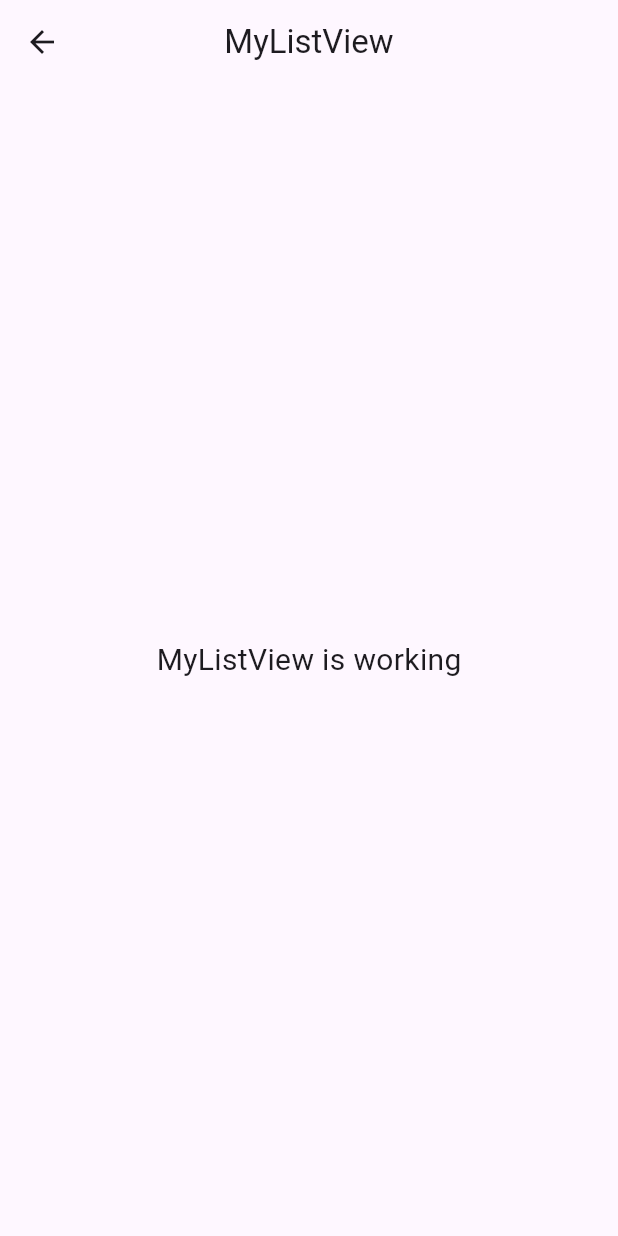
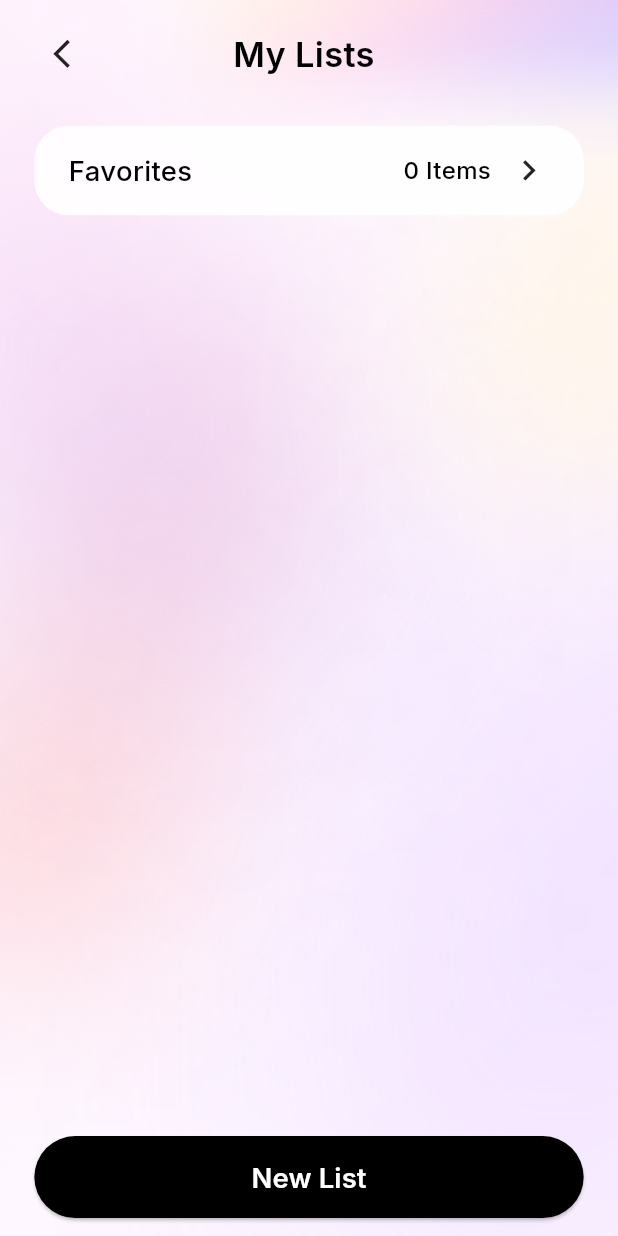
Before and after one commit to harshitsagar/affirmations_app, a Flutter app: the MyListView screen opened by its route, on a phone screen of 412 x 824 dp. Run offline on Flutter 3.47's test engine with Material 3 defaults, Android fonts, the phone set to English and light mode, and no system bars; our stand-ins replace flutter_screenutil, flutter_svg, get, get_storage, google_fonts, shared_preferences; accounts and stored records are empty.

Commit message:
created my list UI and added functionality like user can add their own custom list

```diff
--- a/lib/app/modules/screens/user/my_List/myList/controllers/my_list_controller.dart
+++ b/lib/app/modules/screens/user/my_List/myList/controllers/my_list_controller.dart
@@ -1,23 +1,149 @@
+import 'package:affirmations_app/app/routes/app_pages.dart';
 import 'package:get/get.dart';
+import 'package:get_storage/get_storage.dart';
+import 'package:affirmations_app/app/modules/screens/user/home/controllers/home_controller.dart';
 
 class MyListController extends GetxController {
-  //TODO: Implement MyListController
+  final lists = <String>['Favorites'].obs;
+  final selectedList = RxString('Favorites');
+  final favoriteAffirmations = <String>[].obs;
+  final customListsAffirmations = <String, List<String>>{}.obs;
+  final _storage = GetStorage();
 
-  final count = 0.obs;
   @override
   void onInit() {
     super.onInit();
+    _initializeData();
   }
 
   @override
   void onReady() {
     super.onReady();
+    _syncFavorites();
+  }
+
+
+  void _initializeData() {
+    // Load custom lists from storage
+    final savedLists = _storage.read<List>('customLists');
+    if (savedLists != null) {
+      lists.addAll(savedLists.whereType<String>().where((list) => list != 'Favorites' && !lists.contains(list)));
+    }
+
+    // Load custom lists affirmations data
+    final savedCustomListsData = _storage.read<Map>('customListsData');
+    if (savedCustomListsData != null) {
+      customListsAffirmations.assignAll(
+          Map<String, List<String>>.from(
+            savedCustomListsData.map(
+                  (key, value) => MapEntry(key as String, List<String>.from(value)),
+            ),)
+          );
+      }
+
+          // Initialize favorites from HomeController
+          _syncFavorites();
+
+      // Set up auto-saving
+      ever(lists, (List<String> newLists) {
+        _storage.write('customLists', newLists.where((list) => list != 'Favorites').toList());
+      });
+
+      ever(customListsAffirmations, (Map<String, List<String>> newData) {
+        _storage.write('customListsData', newData);
+      });
+    }
+
+  void _syncFavorites() {
+    favoriteAffirmations.assignAll(Get.find<HomeController>().favoriteAffirmations);
+
+    ever(Get.find<HomeController>().favoriteAffirmations, (List<String> newFavorites) {
+      favoriteAffirmations.assignAll(newFavorites);
+      update();
+    });
+  }
+
+  void addNewList(String listName) {
+    if (listName.isNotEmpty && !lists.contains(listName)) {
+      lists.add(listName);
+      customListsAffirmations[listName] = [];
+      selectedList.value = listName;
+    }
+  }
+
+  void updateFavorites(List<String> favorites) {
+    favoriteAffirmations.assignAll(favorites);
+    update();
+  }
+
+  int getItemCount(String listName) {
+    if (listName == 'Favorites') {
+      return favoriteAffirmations.length;
+    }
+    return customListsAffirmations[listName]?.length ?? 0;
+  }
+
+  void navigateToList(String listName) {
+    selectedList.value = listName;
+    if (listName == 'Favorites') {
+      Get.toNamed(Routes.FAVORITES, arguments: favoriteAffirmations.toList());
+    } else {
+      Get.toNamed(Routes.ADD_AFFIRMATIONS, arguments: {
+        'listName': listName,
+        'affirmations': customListsAffirmations[listName] ?? [],
+      });
+    }
+  }
+
+  void addAffirmationToList(String listName, String affirmation) {
+    if (!customListsAffirmations.containsKey(listName)) {
+      customListsAffirmations[listName] = [];
+    }
+    customListsAffirmations[listName]!.add(affirmation);
+    update();
+    _saveAffirmationsForList(listName); // Save to storage
+  }
+
+  void removeAffirmationFromList(String listName, String affirmation) {
+    if (customListsAffirmations.containsKey(listName)) {
+      customListsAffirmations[listName]!.remove(affirmation);
+      update();
+      _saveAffirmationsForList(listName); // Save to storage
+    }
+  }
+
+  void _saveAffirmationsForList(String listName) {
+    if (customListsAffirmations.containsKey(listName)) {
+      _storage.write('${listName}_affirmations', customListsAffirmations[listName]);
+    }
+  }
+
+  List<String>? getAffirmationsForList(String listName) {
+    if (listName == 'Favorites') return favoriteAffirmations;
+    return customListsAffirmations[listName];
+  }
+
+  void _saveFavorites() {
+    _storage.write('favorites', favoriteAffirmations.toList());
+  }
+
+  void deleteList(String listName) {
+
+    lists.remove(listName);
+    customListsAffirmations.remove(listName);
+    _storage.remove('${listName}_affirmations');
+
+    // Update storage
+    _storage.write('customLists', lists.where((list) => list != 'Favorites').toList());
+    _storage.write('customListsData', customListsAffirmations);
+
+    update();
   }
 
   @override
   void onClose() {
+    _saveFavorites();
     super.onClose();
   }
 
-  void increment() => count.value++;
 }
--- a/lib/app/modules/screens/user/my_List/myList/views/my_list_view.dart
+++ b/lib/app/modules/screens/user/my_List/myList/views/my_list_view.dart
@@ -1,22 +1,130 @@
+import 'package:affirmations_app/app/modules/screens/user/my_List/myList/views/addNewList.dart';
 import 'package:flutter/material.dart';
-
+import 'package:flutter_screenutil/flutter_screenutil.dart';
 import 'package:get/get.dart';
-
+import 'package:google_fonts/google_fonts.dart';
 import '../controllers/my_list_controller.dart';
+import 'package:affirmations_app/app/widgets/customAppbar.dart';
+import 'package:affirmations_app/app/data/components/images_path.dart';
 
 class MyListView extends GetView<MyListController> {
   const MyListView({super.key});
+
   @override
   Widget build(BuildContext context) {
     return Scaffold(
-      appBar: AppBar(
-        title: const Text('MyListView'),
-        centerTitle: true,
+      body: Container(
+        width: double.infinity,
+        height: double.infinity,
+        decoration: BoxDecoration(
+          image: DecorationImage(
+            image: AssetImage(bgImage2),
+            fit: BoxFit.cover,
+          ),
+        ),
+        child: SafeArea(
+          child: Padding(
+            padding: EdgeInsets.symmetric(horizontal: 20.w, vertical: 10.h),
+            child: Column(
+              children: [
+                CustomAppBar(
+                  title: 'My Lists',
+                  onBackPressed: () => Get.back(),
+                ),
+
+                SizedBox(height: 20.h),
+
+                Expanded(
+                  child: Obx(
+                        () => ListView.separated(
+                      itemCount: controller.lists.length,
+                      separatorBuilder: (_, __) => SizedBox(height: 12.h),
+                      itemBuilder: (context, index) {
+                        final listName = controller.lists[index];
+                        return _buildListItem(listName, controller);
+                      },
+                    ),
+                  ),
+                ),
+
+                SizedBox(height: 20.h),
+
+                SizedBox(
+                  width: double.infinity,
+                  child: ElevatedButton(
+                    onPressed: () {
+                      Get.bottomSheet(
+                        AddNewList(),
+                        isScrollControlled: true,
+                        backgroundColor: Colors.transparent,
+                        barrierColor: Colors.black.withOpacity(0.5),
+                      );
+                    },
+                    style: ElevatedButton.styleFrom(
+                      backgroundColor: Colors.black,
+                      shape: RoundedRectangleBorder(
+                        borderRadius: BorderRadius.circular(30.r),
+                      ),
+                      padding: EdgeInsets.symmetric(vertical: 12.h),
+                    ),
+                    child: Text(
+                      'New List',
+                      style: GoogleFonts.inter(
+                        fontSize: 16.sp,
+                        fontWeight: FontWeight.w600,
+                        color: Colors.white,
+                      ),
+                    ),
+                  ),
+                ),
+              ],
+            ),
+          ),
+        ),
       ),
-      body: const Center(
-        child: Text(
-          'MyListView is working',
-          style: TextStyle(fontSize: 20),
+    );
+  }
+
+  // In my_list_view.dart, update the _buildListItem widget:
+  Widget _buildListItem(String listName, MyListController controller) {
+    return GestureDetector(
+      onTap: () => controller.navigateToList(listName),
+      child: Container(
+        height: 50.h,
+        decoration: BoxDecoration(
+          color: Colors.white.withOpacity(0.9),
+          borderRadius: BorderRadius.circular(20.r),
+        ),
+        padding: EdgeInsets.symmetric(horizontal: 20.w),
+        child: Row(
+          mainAxisAlignment: MainAxisAlignment.spaceBetween,
+          children: [
+            Expanded(
+              child: Text(
+                listName,
+                style: GoogleFonts.inter(
+                  fontSize: 16.sp,
+                  fontWeight: FontWeight.w500,
+                  color: Colors.black,
+                ),
+                overflow: TextOverflow.ellipsis,
+              ),
+            ),
+            Row(
+              children: [
+                Obx(() => Text(
+                  "${controller.getItemCount(listName)} Items",
+                  style: GoogleFonts.inter(
+                    fontSize: 14.sp,
+                    color: Colors.black,
+                    fontWeight: FontWeight.w500,
+                  ),
+                )),
+                SizedBox(width: 10.w),
+                Icon(Icons.chevron_right, size: 24.w),
+              ],
+            )
+          ],
         ),
       ),
     );
```
